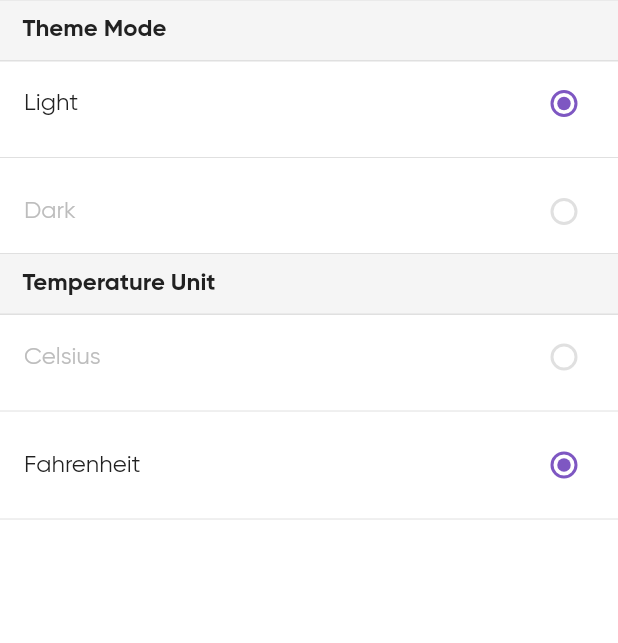
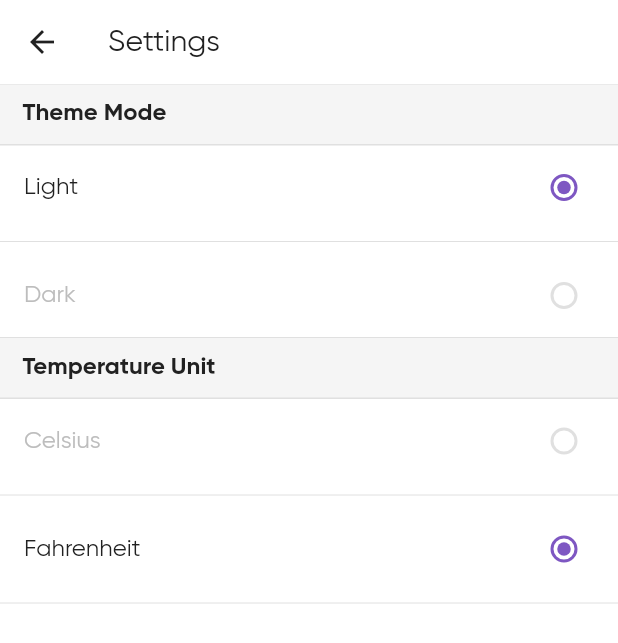
Before and after one commit to scarnett/flutter_weather, a Flutter app: the SettingsPageView screen opened directly, on a phone screen of 412 x 824 dp. Shown: the top 643 px of the screen. Run offline on Flutter 3.47's test engine with Material 2 defaults, Android fonts, the phone set to English and light mode, and no system bars; our stand-ins replace bloc, equatable, flutter_bloc, flutter_switch, hydrated_bloc.

Commit message:
settings appbar

```diff
--- a/lib/localization.dart
+++ b/lib/localization.dart
@@ -20,6 +20,7 @@ class AppLocalizations {
 
   static String get appTitle => 'Flutter Weather';
 
+  String get settings => addMessage('Settings');
   String get themeMode => addMessage('Theme Mode');
   String get light => addMessage('Light');
   String get dark => addMessage('Dark');
--- a/lib/theme.dart
+++ b/lib/theme.dart
@@ -18,6 +18,19 @@ ThemeData appLightThemeData = ThemeData(
   fontFamily: 'gilroy',
   scaffoldBackgroundColor: Colors.white,
   unselectedWidgetColor: Colors.grey[300],
+  appBarTheme: AppBarTheme(
+    brightness: Brightness.dark,
+    color: Colors.white,
+    elevation: 0.0,
+    textTheme: TextTheme(
+      headline6: TextStyle(
+        color: Colors.grey[900],
+        fontSize: 20.0,
+        fontFamily: 'gilroy',
+      ),
+    ),
+    iconTheme: IconThemeData(color: Colors.grey[900]),
+  ),
   iconTheme: IconThemeData(
     color: Colors.grey[900],
   ),
@@ -39,6 +52,19 @@ ThemeData appLightThemeData = ThemeData(
 ThemeData appDarkThemeData = appLightThemeData.copyWith(
   scaffoldBackgroundColor: Colors.grey[900],
   unselectedWidgetColor: Colors.grey[800],
+  appBarTheme: AppBarTheme(
+    brightness: Brightness.light,
+    color: Colors.grey[900],
+    elevation: 0.0,
+    textTheme: TextTheme(
+      headline6: TextStyle(
+        color: Colors.white,
+        fontSize: 20.0,
+        fontFamily: 'gilroy',
+      ),
+    ),
+    iconTheme: IconThemeData(color: Colors.white),
+  ),
   dividerColor: Colors.black,
   iconTheme: IconThemeData(
     color: Colors.white,
--- a/lib/views/settings/settings_view.dart
+++ b/lib/views/settings/settings_view.dart
@@ -41,6 +41,13 @@ class _SettingsPageViewState extends State<SettingsPageView> {
         bloc: context.watch<AppBloc>(),
         child: Scaffold(
           extendBody: true,
+          appBar: AppBar(
+            title: Text(AppLocalizations.of(context).settings),
+            leading: IconButton(
+              icon: Icon(Icons.arrow_back),
+              onPressed: () => Navigator.of(context).pop(),
+            ),
+          ),
           body: _buildContent(),
         ),
       );
```
